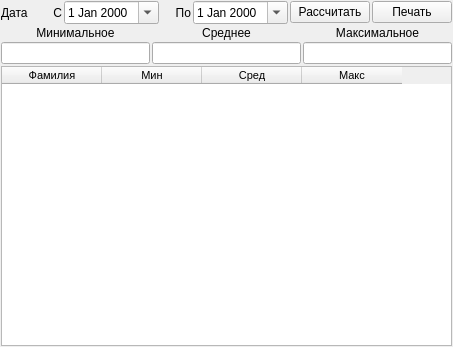
This is ui/report_rest_work.ui in Meller008/CRM-Avi as Qt 5 draws it before an edit. The edited form follows.
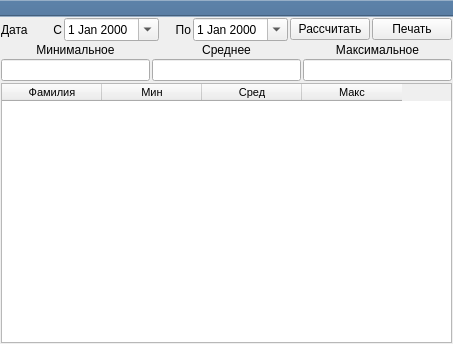
This is the edited form.

Patch:
```diff
--- a/ui/report_rest_work.ui
+++ b/ui/report_rest_work.ui
@@ -7,7 +7,7 @@
     <x>0</x>
     <y>0</y>
     <width>453</width>
-    <height>347</height>
+    <height>344</height>
    </rect>
   </property>
   <property name="windowTitle">
@@ -203,6 +203,23 @@
     </item>
    </layout>
   </widget>
+  <widget class="QToolBar" name="toolBar">
+   <property name="windowTitle">
+    <string>toolBar</string>
+   </property>
+   <property name="styleSheet">
+    <string notr="true">background-color: rgb(89, 125, 163);</string>
+   </property>
+   <property name="movable">
+    <bool>false</bool>
+   </property>
+   <attribute name="toolBarArea">
+    <enum>TopToolBarArea</enum>
+   </attribute>
+   <attribute name="toolBarBreak">
+    <bool>false</bool>
+   </attribute>
+  </widget>
  </widget>
  <resources/>
  <connections>
```
